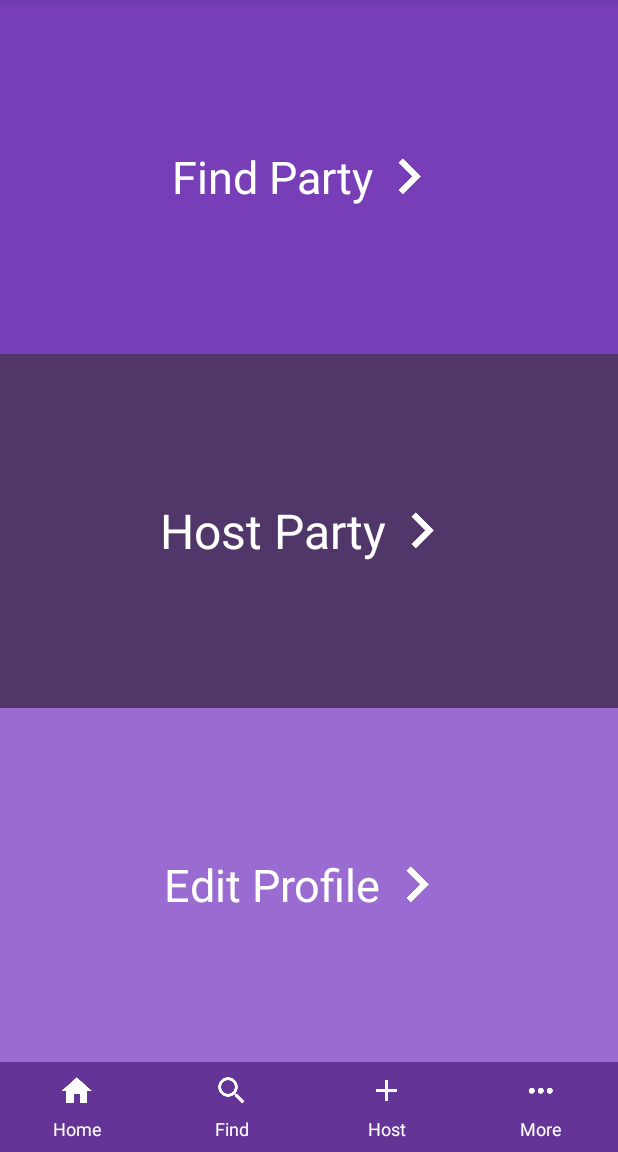
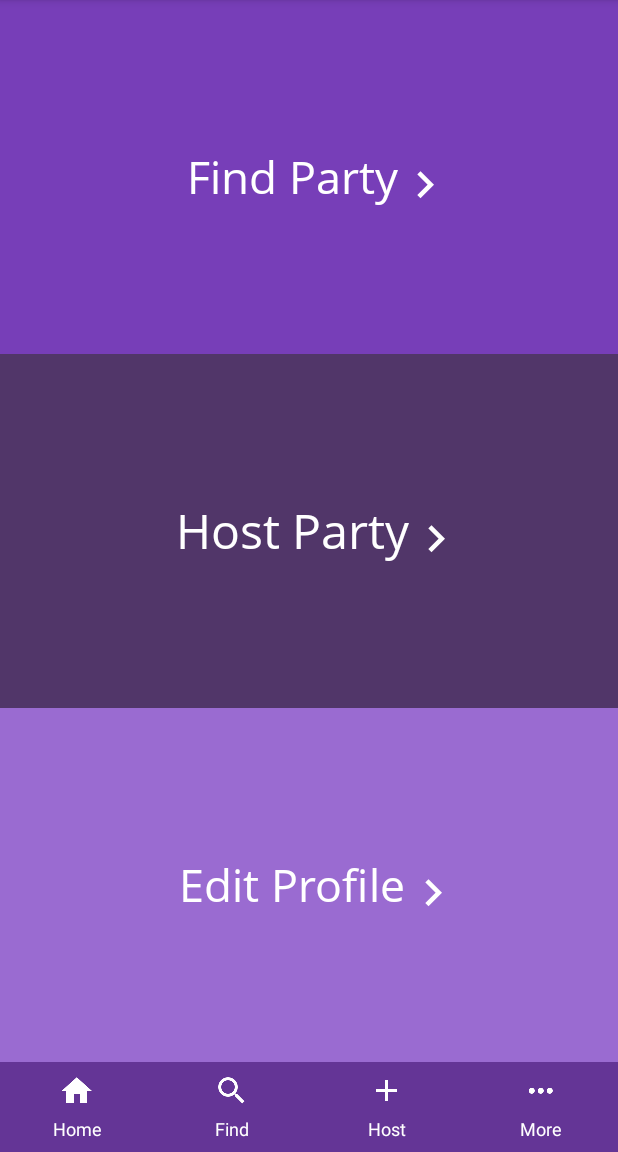
Before and after one commit to Vibeosys/AftersAppAndroid, an Android app: the fragment HomeFragment placed in its activity, on a phone screen of 412 x 824 dp, the part 84-1236 px from its top. Run offline under Robolectric (Android 15) with nearby library versions, the phone set to English and light mode, and no system bars; our stand-ins replace CircleImageView, Volley; libraries missing offline, so code that uses them is left out: com.quickblox.auth, com.quickblox.core, com.quickblox.users; 9 statements that could not run were skipped.

Commit message:
UI Changes
UI Changes

```diff
--- /dev/null
+++ b/AftersApp/app/src/main/java/com/aftersapp/views/OpenSansRegularTextView.java
@@ -0,0 +1,25 @@
+package com.aftersapp.views;
+
+import android.content.Context;
+import android.graphics.Typeface;
+import android.util.AttributeSet;
+import android.widget.TextView;
+
+/**
+ * Created by shrinivas on 23-09-2016.
+ */
+public class OpenSansRegularTextView extends TextView {
+    public OpenSansRegularTextView(Context context) {
+        super(context);
+    }
+
+    public OpenSansRegularTextView(Context context, AttributeSet attrs) {
+        super(context, attrs);
+        this.setTypeface(Typeface.createFromAsset(context.getAssets(),"fonts/OpenSans-Regular.ttf"));
+    }
+
+    public OpenSansRegularTextView(Context context, AttributeSet attrs, int defStyleAttr) {
+        super(context, attrs, defStyleAttr);
+        this.setTypeface(Typeface.createFromAsset(context.getAssets(),"fonts/OpenSans-Regular.ttf"));
+    }
+}
--- a/AftersApp/app/src/main/res/layout/fragment_filter.xml
+++ b/AftersApp/app/src/main/res/layout/fragment_filter.xml
@@ -60,6 +60,7 @@
                         </LinearLayout>
 
                         <com.aftersapp.views.RobotoTextView
+                            android:id="@+id/filterVal"
                             android:layout_width="wrap_content"
                             android:layout_height="wrap_content"
                             android:paddingBottom="6dp"
--- a/AftersApp/app/src/main/res/layout/home_fragment.xml
+++ b/AftersApp/app/src/main/res/layout/home_fragment.xml
@@ -19,17 +19,20 @@
             android:gravity="center|center_vertical"
             android:orientation="horizontal">
 
-            <com.aftersapp.views.RobotoTextView
+            <com.aftersapp.views.OpenSansRegularTextView
                 android:layout_width="wrap_content"
                 android:layout_height="wrap_content"
                 android:text="@string/str_find_party"
                 android:textColor="@android:color/white"
+                android:layout_marginLeft="14dp"
                 android:textSize="30sp" />
+
 
             <ImageView
                 android:layout_width="wrap_content"
                 android:layout_height="wrap_content"
-                android:src="@drawable/ic_keyboard_arrow_right_white_48dp" />
+                android:layout_marginTop="5dp"
+                android:src="@drawable/ic_keyboard_arrow_right_white_36dp" />
         </LinearLayout>
 
         <LinearLayout
@@ -41,17 +44,19 @@
             android:gravity="center|center_vertical"
             android:orientation="horizontal">
 
-            <com.aftersapp.views.RobotoTextView
+            <com.aftersapp.views.OpenSansRegularTextView
                 android:layout_width="wrap_content"
                 android:layout_height="wrap_content"
                 android:text="@string/str_host_party"
+                android:layout_marginLeft="14dp"
                 android:textColor="@android:color/white"
                 android:textSize="32sp" />
 
             <ImageView
                 android:layout_width="wrap_content"
                 android:layout_height="wrap_content"
-                android:src="@drawable/ic_keyboard_arrow_right_white_48dp" />
+                android:layout_marginTop="5dp"
+                android:src="@drawable/ic_keyboard_arrow_right_white_36dp" />
         </LinearLayout>
 
         <LinearLayout
@@ -63,17 +68,19 @@
             android:gravity="center|center_vertical"
             android:orientation="horizontal">
 
-            <com.aftersapp.views.RobotoTextView
+            <com.aftersapp.views.OpenSansRegularTextView
                 android:layout_width="wrap_content"
                 android:layout_height="wrap_content"
                 android:text="@string/str_edit_profile"
+                android:layout_marginLeft="14dp"
                 android:textColor="@android:color/white"
                 android:textSize="30sp" />
 
             <ImageView
                 android:layout_width="wrap_content"
                 android:layout_height="wrap_content"
-                android:src="@drawable/ic_keyboard_arrow_right_white_48dp" />
+                android:layout_marginTop="5dp"
+                android:src="@drawable/ic_keyboard_arrow_right_white_36dp" />
         </LinearLayout>
     </LinearLayout>
 </RelativeLayout>
--- a/AftersApp/app/src/main/res/menu/activity_main_drawer.xml
+++ b/AftersApp/app/src/main/res/menu/activity_main_drawer.xml
@@ -10,18 +10,12 @@
             android:id="@+id/nav_profile"
             android:icon="@drawable/ic_contacts_black_24dp"
             android:title="Profile" />
-        <item
-            android:id="@+id/nav_feed"
-            android:icon="@drawable/ic_speaker_phone_white_24dp"
-            android:title="Feed" />
+
         <item
             android:id="@+id/nav_messages"
             android:icon="@drawable/ic_message_white_24dp"
             android:title="Messages" />
-        <item
-            android:id="@+id/nav_setting"
-            android:icon="@drawable/ic_settings_white_24dp"
-            android:title="Setting" />
+
         <item
             android:id="@+id/nav_logout"
             android:icon="@drawable/ic_power_settings_new_white_24dp"
```
Also changed, not shown: AftersApp/app/src/main/java/com/aftersapp/MainActivity.java (+4 -6 lines), AftersApp/app/src/main/java/com/aftersapp/fragments/FilterFragment.java (+36 -0 lines), AftersApp/app/src/main/java/com/aftersapp/views/OpenSansBoldTextView.java (added, +25 -0 lines), AftersApp/app/src/main/res/layout/activity_login.xml (+6 -5 lines), AftersApp/app/src/main/res/layout/fragment_party_details.xml (+4 -4 lines), AftersApp/app/src/main/assets/fonts/OpenSans-Bold.ttf (added), AftersApp/app/src/main/assets/fonts/OpenSans-Regular.ttf (added), AftersApp/app/src/main/res/drawable-hdpi/ic_keyboard_arrow_right_white_36dp.png (added), AftersApp/app/src/main/res/drawable-mdpi/ic_keyboard_arrow_right_white_36dp.png (added), AftersApp/app/src/main/res/drawable-xhdpi/ic_keyboard_arrow_right_white_36dp.png (added), AftersApp/app/src/main/res/drawable-xxhdpi/ic_keyboard_arrow_right_white_36dp.png (added), AftersApp/app/src/main/res/drawable-xxxhdpi/ic_keyboard_arrow_right_white_36dp.png (added).
